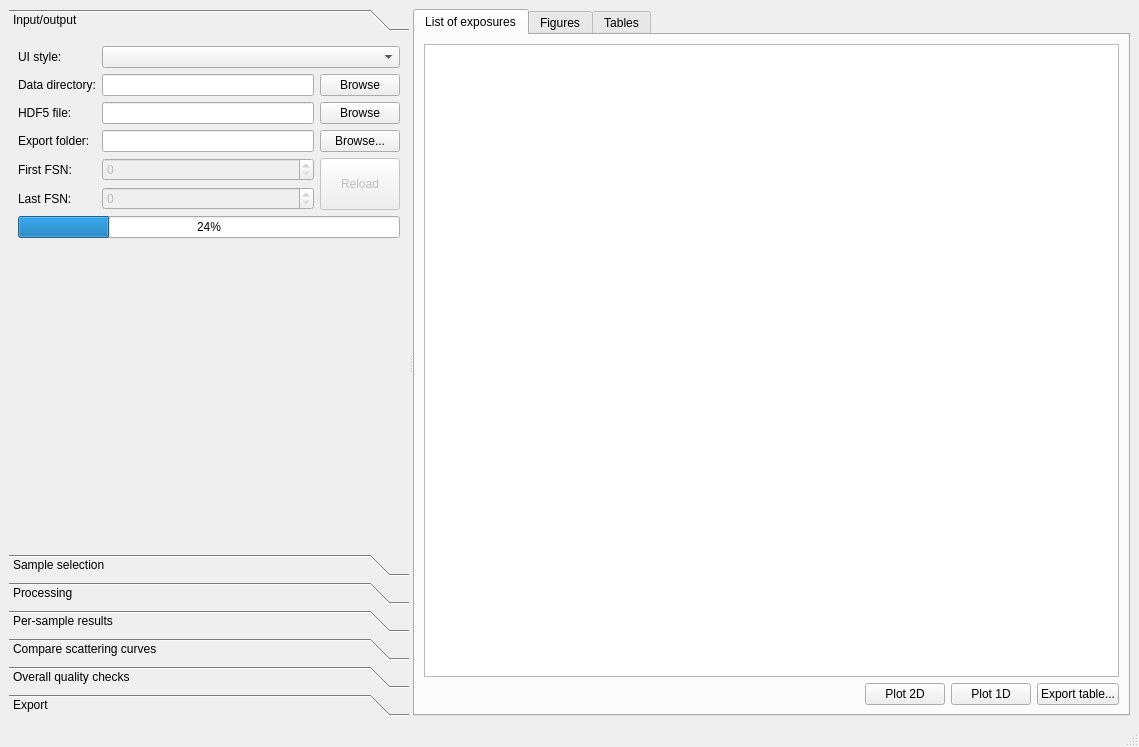
First picture: the form in cct/processing/mainwindow/mainwindow.ui, repository awacha/cct, before the edit.
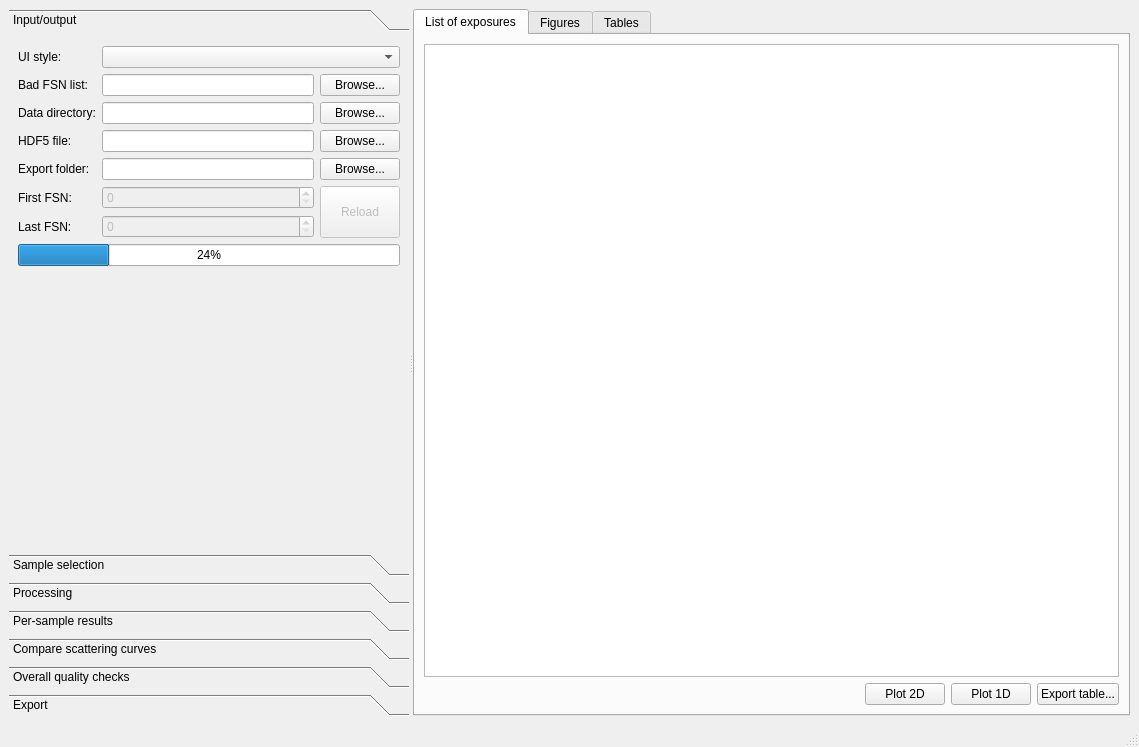
Second picture: the form after the edit. Icons and pictures are not drawn.

Commit message: Processing: the badfsns list file can now be anywhere

The edit to the form file:
```diff
--- a/cct/processing/mainwindow/mainwindow.ui
+++ b/cct/processing/mainwindow/mainwindow.ui
@@ -65,33 +65,9 @@
          <string>Input/output</string>
         </attribute>
         <layout class="QGridLayout" name="gridLayout">
-         <item row="8" column="0" colspan="3">
-          <spacer name="verticalSpacer">
-           <property name="orientation">
-            <enum>Qt::Vertical</enum>
-           </property>
-           <property name="sizeHint" stdset="0">
-            <size>
-             <width>0</width>
-             <height>0</height>
-            </size>
-           </property>
-          </spacer>
-         </item>
-         <item row="3" column="1">
+         <item row="4" column="1">
           <widget class="QLineEdit" name="exportFolderLineEdit"/>
          </item>
-         <item row="3" column="2">
-          <widget class="QPushButton" name="browseExportFolderPushButton">
-           <property name="text">
-            <string>Browse...</string>
-           </property>
-           <property name="icon">
-            <iconset theme="document-save-as">
-             <normaloff>.</normaloff>.</iconset>
-           </property>
-          </widget>
-         </item>
          <item row="0" column="1" colspan="2">
           <widget class="QComboBox" name="uiStyleComboBox"/>
          </item>
@@ -102,59 +78,7 @@
            </property>
           </widget>
          </item>
-         <item row="2" column="1">
-          <widget class="QLineEdit" name="saveHDFLineEdit">
-           <property name="sizePolicy">
-            <sizepolicy hsizetype="MinimumExpanding" vsizetype="Fixed">
-             <horstretch>0</horstretch>
-             <verstretch>0</verstretch>
-            </sizepolicy>
-           </property>
-           <property name="readOnly">
-            <bool>true</bool>
-           </property>
-          </widget>
-         </item>
-         <item row="2" column="0">
-          <widget class="QLabel" name="label_4">
-           <property name="sizePolicy">
-            <sizepolicy hsizetype="Minimum" vsizetype="Preferred">
-             <horstretch>0</horstretch>
-             <verstretch>0</verstretch>
-            </sizepolicy>
-           </property>
-           <property name="text">
-            <string>HDF5 file:</string>
-           </property>
-           <property name="buddy">
-            <cstring>saveHDFLineEdit</cstring>
-           </property>
-          </widget>
-         </item>
          <item row="6" column="1">
-          <widget class="QSpinBox" name="lastFSNSpinBox">
-           <property name="enabled">
-            <bool>false</bool>
-           </property>
-           <property name="sizePolicy">
-            <sizepolicy hsizetype="MinimumExpanding" vsizetype="Fixed">
-             <horstretch>0</horstretch>
-             <verstretch>0</verstretch>
-            </sizepolicy>
-           </property>
-           <property name="maximum">
-            <number>999999</number>
-           </property>
-          </widget>
-         </item>
-         <item row="3" column="0">
-          <widget class="QLabel" name="label_10">
-           <property name="text">
-            <string>Export folder:</string>
-           </property>
-          </widget>
-         </item>
-         <item row="5" column="1">
           <widget class="QSpinBox" name="firstFSNSpinBox">
            <property name="enabled">
             <bool>false</bool>
@@ -170,7 +94,7 @@
            </property>
           </widget>
          </item>
-         <item row="5" column="2" rowspan="2">
+         <item row="6" column="2" rowspan="2">
           <widget class="QPushButton" name="reloadPushButton">
            <property name="enabled">
             <bool>false</bool>
@@ -190,7 +114,7 @@
            </property>
           </widget>
          </item>
-         <item row="6" column="0">
+         <item row="7" column="0">
           <widget class="QLabel" name="label_3">
            <property name="sizePolicy">
             <sizepolicy hsizetype="Minimum" vsizetype="Preferred">
@@ -206,7 +130,7 @@
            </property>
           </widget>
          </item>
-         <item row="5" column="0">
+         <item row="6" column="0">
           <widget class="QLabel" name="label_2">
            <property name="sizePolicy">
             <sizepolicy hsizetype="Minimum" vsizetype="Minimum">
@@ -222,10 +146,86 @@
            </property>
           </widget>
          </item>
-         <item row="2" column="2">
+         <item row="7" column="1">
+          <widget class="QSpinBox" name="lastFSNSpinBox">
+           <property name="enabled">
+            <bool>false</bool>
+           </property>
+           <property name="sizePolicy">
+            <sizepolicy hsizetype="MinimumExpanding" vsizetype="Fixed">
+             <horstretch>0</horstretch>
+             <verstretch>0</verstretch>
+            </sizepolicy>
+           </property>
+           <property name="maximum">
+            <number>999999</number>
+           </property>
+          </widget>
+         </item>
+         <item row="4" column="0">
+          <widget class="QLabel" name="label_10">
+           <property name="text">
+            <string>Export folder:</string>
+           </property>
+          </widget>
+         </item>
+         <item row="3" column="1">
+          <widget class="QLineEdit" name="saveHDFLineEdit">
+           <property name="sizePolicy">
+            <sizepolicy hsizetype="MinimumExpanding" vsizetype="Fixed">
+             <horstretch>0</horstretch>
+             <verstretch>0</verstretch>
+            </sizepolicy>
+           </property>
+           <property name="readOnly">
+            <bool>true</bool>
+           </property>
+          </widget>
+         </item>
+         <item row="4" column="2">
+          <widget class="QPushButton" name="browseExportFolderPushButton">
+           <property name="text">
+            <string>Browse...</string>
+           </property>
+           <property name="icon">
+            <iconset theme="document-save-as">
+             <normaloff>.</normaloff>.</iconset>
+           </property>
+          </widget>
+         </item>
+         <item row="9" column="0" colspan="3">
+          <spacer name="verticalSpacer">
+           <property name="orientation">
+            <enum>Qt::Vertical</enum>
+           </property>
+           <property name="sizeHint" stdset="0">
+            <size>
+             <width>0</width>
+             <height>0</height>
+            </size>
+           </property>
+          </spacer>
+         </item>
+         <item row="3" column="0">
+          <widget class="QLabel" name="label_4">
+           <property name="sizePolicy">
+            <sizepolicy hsizetype="Minimum" vsizetype="Preferred">
+             <horstretch>0</horstretch>
+             <verstretch>0</verstretch>
+            </sizepolicy>
+           </property>
+           <property name="text">
+            <string>HDF5 file:</string>
+           </property>
+           <property name="buddy">
+            <cstring>saveHDFLineEdit</cstring>
+           </property>
+          </widget>
+         </item>
+         <item row="3" column="2">
           <widget class="QPushButton" name="browseHDFPushButton">
            <property name="text">
-            <string>Browse</string>
+            <string>Browse...</string>
            </property>
            <property name="icon">
             <iconset theme="document-save-as">
@@ -233,14 +233,14 @@
            </property>
           </widget>
          </item>
-         <item row="7" column="0" colspan="3">
+         <item row="8" column="0" colspan="3">
           <widget class="QProgressBar" name="ioProgressBar">
            <property name="value">
             <number>24</number>
            </property>
           </widget>
          </item>
-         <item row="1" column="0">
+         <item row="2" column="0">
           <widget class="QLabel" name="label">
            <property name="sizePolicy">
             <sizepolicy hsizetype="Minimum" vsizetype="Preferred">
@@ -256,7 +256,7 @@
            </property>
           </widget>
          </item>
-         <item row="1" column="1">
+         <item row="2" column="1">
           <widget class="QLineEdit" name="rootDirLineEdit">
            <property name="sizePolicy">
             <sizepolicy hsizetype="MinimumExpanding" vsizetype="Fixed">
@@ -269,7 +269,7 @@
            </property>
           </widget>
          </item>
-         <item row="1" column="2">
+         <item row="2" column="2">
           <widget class="QPushButton" name="browsePushButton">
            <property name="sizePolicy">
             <sizepolicy hsizetype="Minimum" vsizetype="Fixed">
@@ -278,7 +278,7 @@
             </sizepolicy>
            </property>
            <property name="text">
-            <string>Browse</string>
+            <string>Browse...</string>
            </property>
            <property name="icon">
             <iconset theme="document-open">
@@ -286,6 +286,30 @@
            </property>
           </widget>
          </item>
+         <item row="1" column="0">
+          <widget class="QLabel" name="label_15">
+           <property name="text">
+            <string>Bad FSN list:</string>
+           </property>
+          </widget>
+         </item>
+         <item row="1" column="1">
+          <widget class="QLineEdit" name="badFSNListFileNameLineEdit">
+           <property name="readOnly">
+            <bool>true</bool>
+           </property>
+          </widget>
+         </item>
+         <item row="1" column="2">
+          <widget class="QPushButton" name="browseBadFSNListFileNamePushButton">
+           <property name="text">
+            <string>Browse...</string>
+           </property>
+           <property name="icon">
+            <iconset theme="document-open"/>
+           </property>
+          </widget>
+         </item>
         </layout>
        </widget>
        <widget class="QWidget" name="sampleSelectionPage">
```
Left out of the diff: 78 changed lines with no effect on the pictures. The commit also changes 2 other files.
